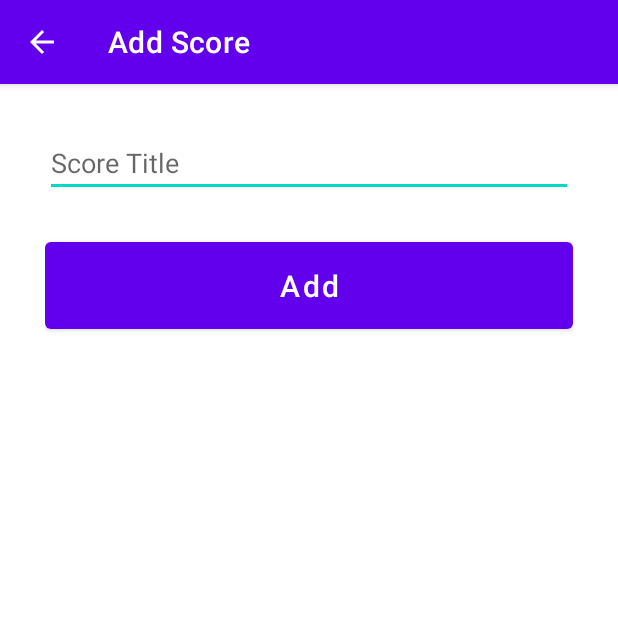
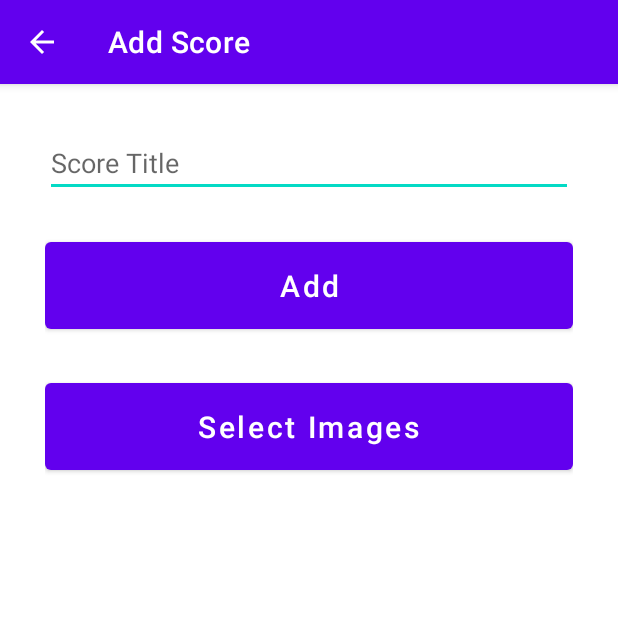
Before and after one commit to Mjgb77/music-score-app, an Android app: the AddScoreActivity screen opened directly, with no data from a screen before it, on a phone screen of 412 x 824 dp, the top half of it. Run offline under Robolectric (Android 15) with nearby library versions, the phone set to English and light mode, and no system bars; libraries missing offline, so code that uses them is left out: com.opensooq.supernova.

Commit message:
Add images selection for creating score

```diff
--- a/app/build.gradle
+++ b/app/build.gradle
@@ -34,6 +34,8 @@ android {
 
 dependencies {
 
+    implementation 'com.opensooq.supernova:gligar:1.1.0'
+
     implementation "org.jetbrains.kotlin:kotlin-stdlib:$kotlin_version"
     implementation 'androidx.core:core-ktx:1.3.2'
     implementation 'androidx.appcompat:appcompat:1.2.0'
--- a/app/src/main/res/layout/activity_add_score.xml
+++ b/app/src/main/res/layout/activity_add_score.xml
@@ -29,4 +29,17 @@
         app:layout_constraintHorizontal_bias="0.733"
         app:layout_constraintStart_toStartOf="parent"
         app:layout_constraintTop_toBottomOf="@+id/title_input" />
+
+    <Button
+        android:id="@+id/select_images_button"
+        android:layout_width="match_parent"
+        android:layout_height="70dp"
+        android:layout_marginTop="24dp"
+        android:text="Select Images"
+        android:textAllCaps="false"
+        android:textSize="20sp"
+        app:layout_constraintEnd_toEndOf="parent"
+        app:layout_constraintStart_toStartOf="parent"
+        app:layout_constraintTop_toBottomOf="@+id/add_button" />
+
 </androidx.constraintlayout.widget.ConstraintLayout>
--- a/build.gradle
+++ b/build.gradle
@@ -18,6 +18,7 @@ allprojects {
     repositories {
         google()
         jcenter()
+        maven { url "https://jitpack.io" }
     }
 }
 
```
Also changed, not shown: app/src/main/java/com/example/musicscoreapp/AddScoreActivity.kt (+42 -3 lines), app/src/main/java/com/example/musicscoreapp/FileStorageHelper.kt (+11 -1 lines).
